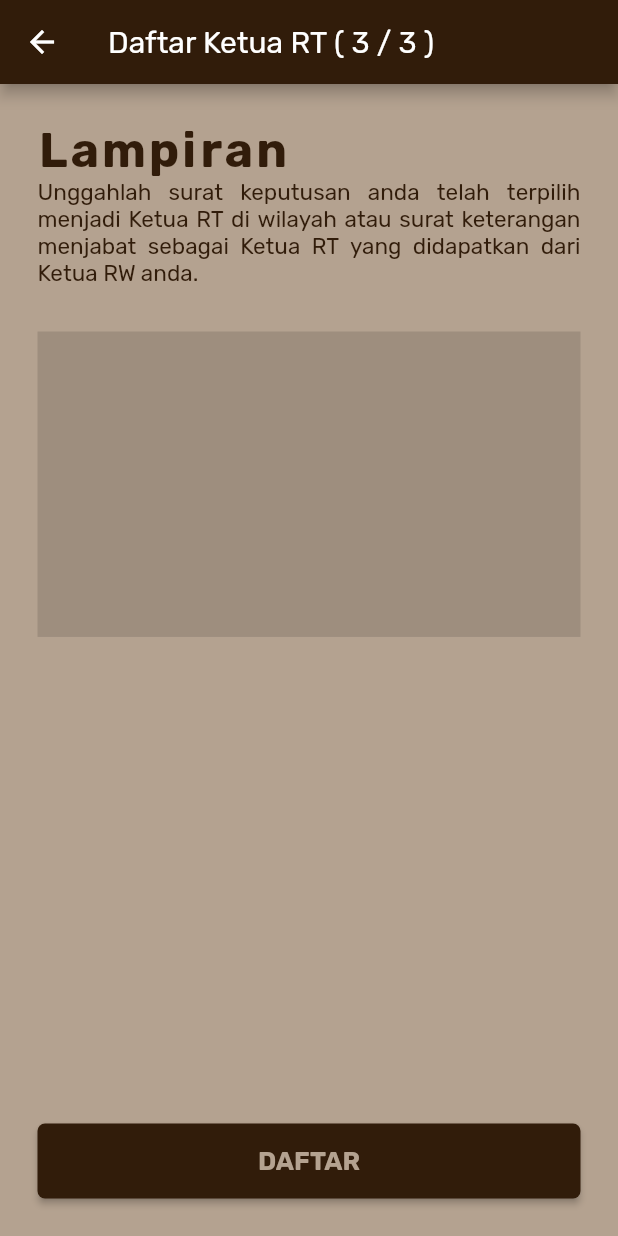
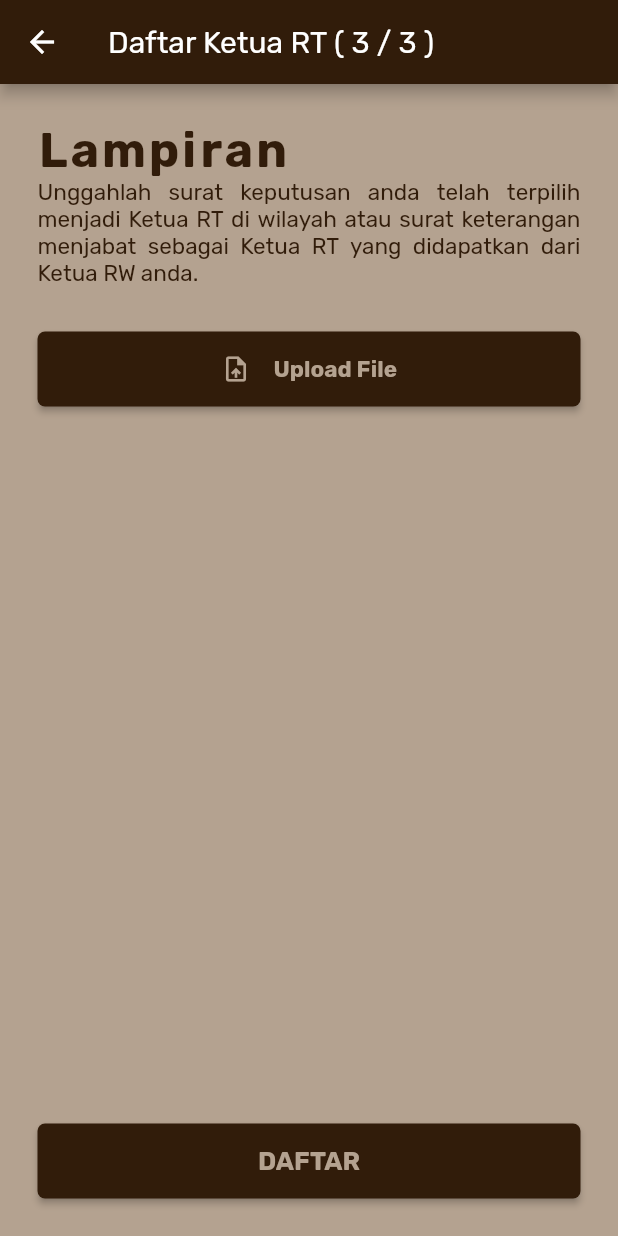
Before and after one commit to Smart-RT/SmartRT-mobile, a Flutter app: the DaftarKetuaFormPage3 screen opened directly, on a phone screen of 412 x 824 dp. Run offline on Flutter 3.47's test engine with Material 2 defaults, Android fonts, the light colour scheme and no system bars; our stand-ins replace cached_network_image, date_time_picker, dio, dropdown_button2, file_picker, firebase_auth and 10 more; missing offline and left inert: flutter_pdfview; accounts and stored records are empty.

Commit message:
Daftar ketua frontend sampai page akhir

```diff
--- a/lib/routes/routes.dart
+++ b/lib/routes/routes.dart
@@ -9,6 +9,7 @@ import 'package:smart_rt/screens/guest_screens/daftar_ketua/daftar_ketua_form_pa
 import 'package:smart_rt/screens/guest_screens/daftar_ketua/daftar_ketua_form_page_2.dart';
 import 'package:smart_rt/screens/guest_screens/daftar_ketua/daftar_ketua_form_page_3.dart';
 import 'package:smart_rt/screens/guest_screens/daftar_ketua/daftar_ketua_page.dart';
+import 'package:smart_rt/screens/guest_screens/daftar_ketua/pdf_screen.dart';
 import 'package:smart_rt/screens/guest_screens/home/guest_home.dart';
 import 'package:smart_rt/screens/public_screens/arisan/arisan_page.dart';
 import 'package:smart_rt/screens/public_screens/arisan/detail_dan_informasi_arisan_page.dart';
@@ -171,6 +172,10 @@ class Routes {
         return MaterialPageRoute(builder: (context) {
           return const BuatAkunAdminPage();
         });
+      case PDFScreen.id:
+        return MaterialPageRoute(builder: (context) {
+          return const PDFScreen();
+        });
       case TestScreen.id:
         return MaterialPageRoute(builder: (context) {
           return const TestScreen();
--- a/lib/screens/guest_screens/daftar_ketua/daftar_ketua_form_page_3.dart
+++ b/lib/screens/guest_screens/daftar_ketua/daftar_ketua_form_page_3.dart
@@ -1,9 +1,13 @@
+import 'dart:io';
+
+import 'package:file_picker/file_picker.dart';
 import 'package:flutter/material.dart';
 import 'package:flutter/src/foundation/key.dart';
 import 'package:flutter/src/widgets/framework.dart';
 import 'package:smart_rt/constants/colors.dart';
 import 'package:smart_rt/constants/size.dart';
 import 'package:smart_rt/constants/style.dart';
+import 'package:smart_rt/screens/guest_screens/daftar_ketua/pdf_screen.dart';
 
 class DaftarKetuaFormPage3 extends StatefulWidget {
   static const String id = 'DaftarKetuaFormPage3';
@@ -14,6 +18,8 @@ class DaftarKetuaFormPage3 extends StatefulWidget {
 }
 
 class _DaftarKetuaFormPage3State extends State<DaftarKetuaFormPage3> {
+  FilePickerResult? _fileLampiran;
+  PlatformFile? _file;
   @override
   Widget build(BuildContext context) {
     return Scaffold(
@@ -38,13 +44,92 @@ class _DaftarKetuaFormPage3State extends State<DaftarKetuaFormPage3> {
                   textAlign: TextAlign.justify,
                 ),
                 SB_height30,
-                AspectRatio(
-                  aspectRatio: 16 / 9,
-                  child: Container(
-                    color: smartRTShadowColor,
-                  ),
-                ),
+                _fileLampiran == null
+                    ? Container(
+                        width: double.infinity,
+                        child: ElevatedButton(
+                          onPressed: () async {
+                            _fileLampiran = await FilePicker.platform.pickFiles(
+                                type: FileType.custom,
+                                allowedExtensions: ['pdf']);
 
+                            if (_fileLampiran != null) {
+                              File file = File(
+                                  _fileLampiran!.files.single.path.toString());
+                              _file = _fileLampiran!.files.first;
+                              setState(() {});
+                            } else {
+                              // User canceled the picker
+                            }
+                          },
+                          child: Row(
+                            mainAxisAlignment: MainAxisAlignment.center,
+                            children: [
+                              Icon(
+                                Icons.upload_file,
+                                color: smartRTSecondaryColor,
+                                size: 20,
+                              ),
+                              SB_width15,
+                              Text(
+                                'Upload File',
+                                style: smartRTTextNormalBold_Secondary,
+                              ),
+                            ],
+                          ),
+                        ),
+                      )
+                    : Column(
+                        children: [
+                          Card(
+                            margin: EdgeInsets.all(0),
+                            child: ListTile(
+                              tileColor: smartRTPrimaryColor,
+                              textColor: smartRTSecondaryColor,
+                              leading:
+                                  Image.asset('assets/img/icons/file/pdf.png'),
+                              title: Text(
+                                _file!.name,
+                                style: smartRTTextNormalBold_Secondary,
+                              ),
+                              subtitle: Text(
+                                _file!.path.toString(),
+                                style: smartRTTextNormal_Secondary,
+                              ),
+                              trailing: GestureDetector(
+                                  child: Icon(
+                                    Icons.close,
+                                    color: smartRTSecondaryColor,
+                                    size: 15,
+                                  ),
+                                  onTap: () async {
+                                    _fileLampiran = null;
+                                    _file = null;
+                                    setState(() {});
+                                  }),
+                            ),
+                          ),
+                          SB_height15,
+                          Container(
+                            width: double.infinity,
+                            child: ElevatedButton(
+                              onPressed: () {
+                                Navigator.push(
+                                  context,
+                                  MaterialPageRoute(
+                                    builder: (context) =>
+                                        PDFScreen(path: _file!.path.toString()),
+                                  ),
+                                );
+                              },
+                              child: Text(
+                                'Lihat',
+                                style: smartRTTextNormalBold_Secondary,
+                              ),
+                            ),
+                          ),
+                        ],
+                      ),
               ],
             ),
             Container(
@@ -61,6 +146,5 @@ class _DaftarKetuaFormPage3State extends State<DaftarKetuaFormPage3> {
         ),
       ),
     );
-
   }
 }
--- a/pubspec.yaml
+++ b/pubspec.yaml
@@ -55,6 +55,8 @@ dependencies:
   signature: ^5.2.1
   file_picker: ^5.2.1
   cached_network_image: ^3.2.1
+  dependencies:
+  flutter_pdfview: ^1.2.1
 
 
 dev_dependencies:
@@ -87,6 +89,7 @@ flutter:
   assets:
     - assets/lotties/welcome/welcome-smile.json
     - assets/lotties/auth/otp.json
+    - assets/img/icons/file/pdf.png
 
   # An image asset can refer to one or more resolution-specific "variants", see
   # https://flutter.dev/assets-and-images/#resolution-aware
```
Also changed, not shown: lib/screens/guest_screens/daftar_ketua/pdf_screen.dart (added, +73 -0 lines), assets/img/icons/file/pdf.png (added), pubspec.lock.
